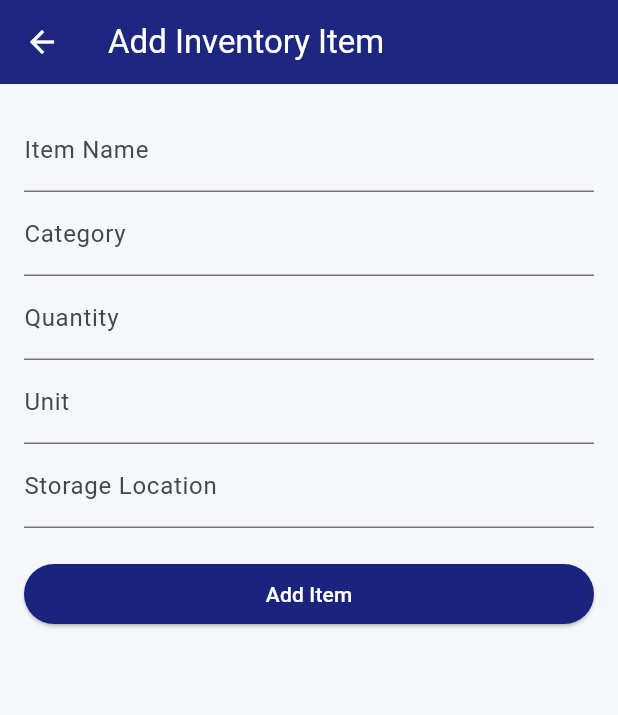
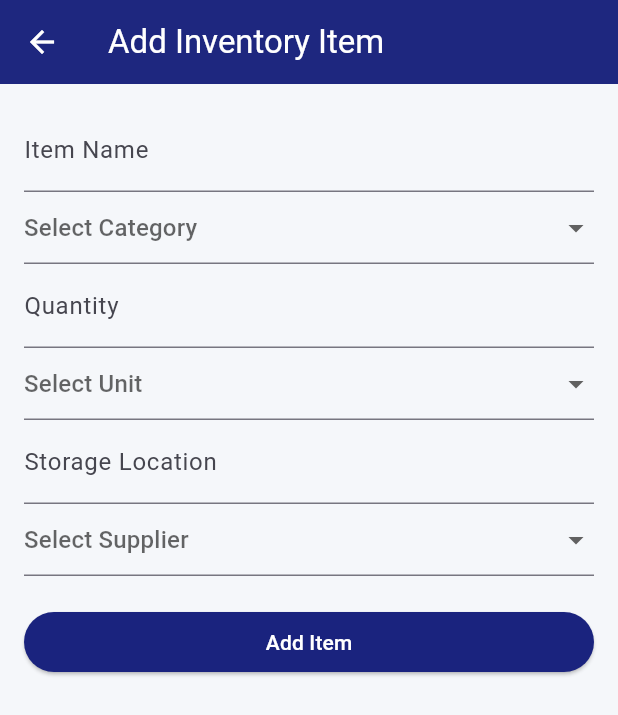
Before and after one commit to amala-26/workshop-gig-app, a Flutter app: the AddInventoryPage screen opened by its route, on a phone screen of 412 x 824 dp. Shown: the top 715 px of the screen. Run offline on Flutter 3.47's test engine with Material 3 defaults, Android fonts, the phone set to English and light mode, and no system bars; our stand-ins replace cloud_firestore, firebase_auth, firebase_core; accounts and stored records are empty; Roboto replaces fonts that are missing (Montserrat).

Commit message:
update inventory moddule

```diff
--- a/lib/add_inventory_page.dart
+++ b/lib/add_inventory_page.dart
@@ -9,10 +9,33 @@ class AddInventoryPage extends StatefulWidget {
 class _AddInventoryPageState extends State<AddInventoryPage> {
   final _formKey = GlobalKey<FormState>();
   final itemName = TextEditingController();
-  final category = TextEditingController();
   final quantity = TextEditingController();
-  final unit = TextEditingController();
   final location = TextEditingController();
+
+  String? selectedCategory;
+  String? selectedUnit;
+  String? selectedSupplier;
+
+  final List<String> categories = [
+    'Tools',
+    'Lubricants',
+    'Parts',
+    'Accessories',
+  ];
+
+  final List<String> units = [
+    'Pieces',
+    'Liters',
+    'Boxes',
+    'Kilograms',
+  ];
+
+  final List<String> suppliers = [
+    'CarPart Supplies Sdn Bhd',
+    'TopGear Malaysia',
+    'AutoTech Distributors',
+    'ProEngineers Supplier',
+  ];
 
   final inventory = FirebaseFirestore.instance.collection('inventory');
 
@@ -25,11 +48,70 @@ class _AddInventoryPageState extends State<AddInventoryPage> {
         child: Form(
           key: _formKey,
           child: ListView(children: [
-            TextFormField(controller: itemName, decoration: InputDecoration(labelText: 'Item Name')),
-            TextFormField(controller: category, decoration: InputDecoration(labelText: 'Category')),
-            TextFormField(controller: quantity, decoration: InputDecoration(labelText: 'Quantity'), keyboardType: TextInputType.number),
-            TextFormField(controller: unit, decoration: InputDecoration(labelText: 'Unit')),
-            TextFormField(controller: location, decoration: InputDecoration(labelText: 'Storage Location')),
+            TextFormField(
+              controller: itemName,
+              decoration: InputDecoration(labelText: 'Item Name'),
+              validator: (value) => value == null || value.isEmpty ? 'Please enter item name' : null,
+            ),
+            DropdownButtonFormField<String>(
+              value: selectedCategory,
+              hint: Text('Select Category'),
+              items: categories.map((category) {
+                return DropdownMenuItem(
+                  value: category,
+                  child: Text(category),
+                );
+              }).toList(),
+              onChanged: (value) {
+                setState(() {
+                  selectedCategory = value;
+                });
+              },
+              validator: (value) => value == null ? 'Please select a category' : null,
+            ),
+            TextFormField(
+              controller: quantity,
+              decoration: InputDecoration(labelText: 'Quantity'),
+              keyboardType: TextInputType.number,
+              validator: (value) => value == null || value.isEmpty ? 'Please enter quantity' : null,
+            ),
+            DropdownButtonFormField<String>(
+              value: selectedUnit,
+              hint: Text('Select Unit'),
+              items: units.map((unit) {
+                return DropdownMenuItem(
+                  value: unit,
+                  child: Text(unit),
+                );
+              }).toList(),
+              onChanged: (value) {
+                setState(() {
+                  selectedUnit = value;
+                });
+              },
+              validator: (value) => value == null ? 'Please select a unit' : null,
+            ),
+            TextFormField(
+              controller: location,
+              decoration: InputDecoration(labelText: 'Storage Location'),
+              validator: (value) => value == null || value.isEmpty ? 'Please enter storage location' : null,
+            ),
+            DropdownButtonFormField<String>(
+              value: selectedSupplier,
+              hint: Text('Select Supplier'),
+              items: suppliers.map((supplier) {
+                return DropdownMenuItem(
+                  value: supplier,
+                  child: Text(supplier),
+                );
+              }).toList(),
+              onChanged: (value) {
+                setState(() {
+                  selectedSupplier = value;
+                });
+              },
+              validator: (value) => value == null ? 'Please select a supplier' : null,
+            ),
             SizedBox(height: 20),
             ElevatedButton(
               onPressed: () async {
@@ -38,15 +120,30 @@ class _AddInventoryPageState extends State<AddInventoryPage> {
                   await inventory.doc(itemId).set({
                     'Item_ID': itemId,
                     'Item_Name': itemName.text,
-                    'Category': category.text,
+                    'Category': selectedCategory,
                     'Quantity': int.parse(quantity.text),
-                    'Unit': unit.text,
+                    'Unit': selectedUnit,
                     'Storage_Location': location.text,
+                    'Supplier': selectedSupplier,
                     'Created_at': Timestamp.now(),
                     'Updated_at': Timestamp.now(),
                   });
                   ScaffoldMessenger.of(context).showSnackBar(SnackBar(content: Text("Item Added")));
                   Navigator.pop(context);
+                } else {
+                  showDialog(
+                    context: context,
+                    builder: (context) => AlertDialog(
+                      title: Text('Missing Information'),
+                      content: Text('Please fill in all required fields.'),
+                      actions: [
+                        TextButton(
+                          onPressed: () => Navigator.pop(context),
+                          child: Text('OK'),
+                        )
+                      ],
+                    ),
+                  );
                 }
               },
               child: Text("Add Item"),
```
Also changed, not shown: lib/edit_inventory_page.dart (added, +170 -0 lines), lib/inventory_detail_page.dart (added, +85 -0 lines), lib/main.dart (+7 -0 lines), lib/request_inventory_page.dart (+37 -27 lines), lib/request_item_detail_page.dart (added, +105 -0 lines), lib/view_inventory_page.dart (+14 -3 lines), lib/workshop_dashboard.dart (+55 -18 lines).
